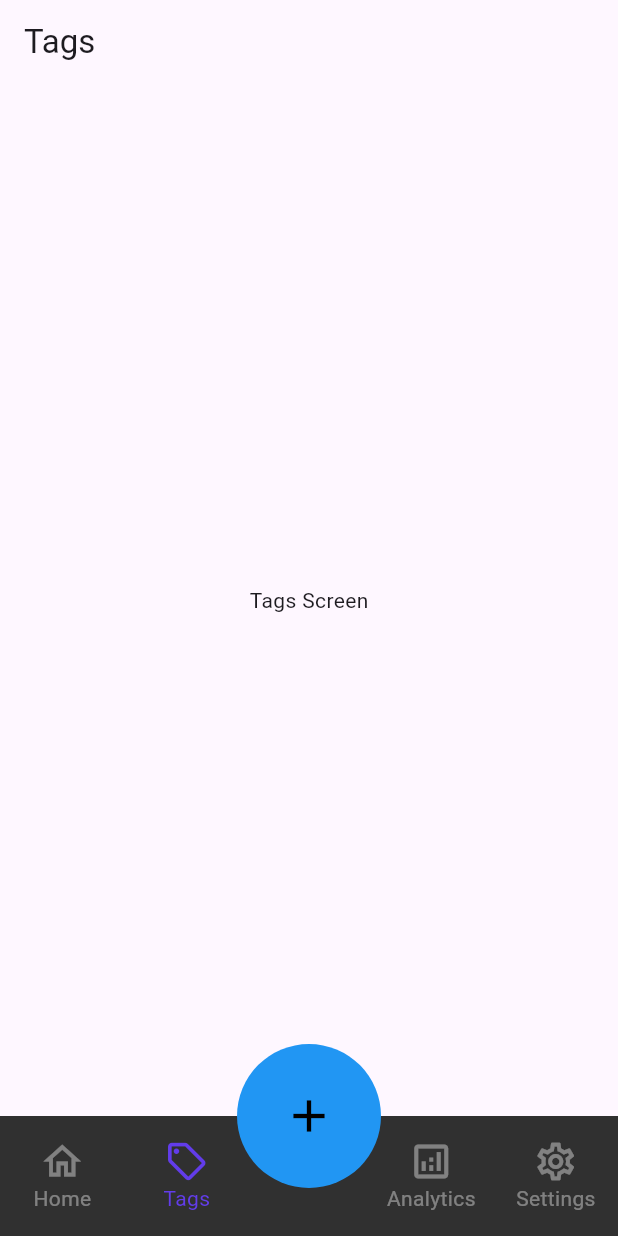
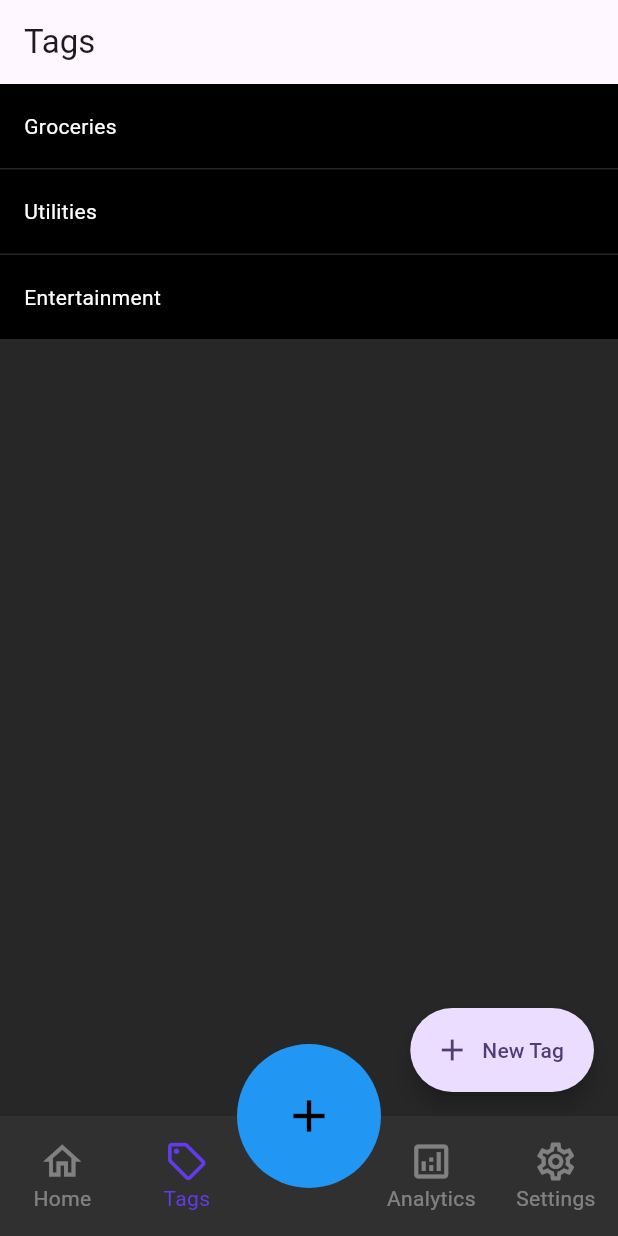
Before and after one commit to GolemT/Flutter_FinanceTracker, a Flutter app: the screen it shows after launch, item 2 of the bottom bar chosen, on a phone screen of 412 x 824 dp. Run offline on Flutter 3.47's test engine with Material 3 defaults, Android fonts, the phone set to English and light mode, and no system bars.

Commit message:
feature: added List and Button to tags_screen.dart and changed the backgroundcolor as well as text color for all screens

```diff
--- a/lib/main.dart
+++ b/lib/main.dart
@@ -20,23 +20,20 @@ class MyApp extends StatelessWidget {
     return MaterialApp(
       title: 'Flutter Demo',
       theme: ThemeData(
-        // This is the theme of your application.
-        //
-        // TRY THIS: Try running your application with "flutter run". You'll see
-        // the application has a purple toolbar. Then, without quitting the app,
-        // try changing the seedColor in the colorScheme below to Colors.green
-        // and then invoke "hot reload" (save your changes or press the "hot
-        // reload" button in a Flutter-supported IDE, or press "r" if you used
-        // the command line to start the app).
-        //
-        // Notice that the counter didn't reset back to zero; the application
-        // state is not lost during the reload. To reset the state, use hot
-        // restart instead.
-        //
-        // This works for code too, not just values: Most code changes can be
-        // tested with just a hot reload.
         colorScheme: ColorScheme.fromSeed(seedColor: Colors.deepPurple),
         useMaterial3: true,
+        scaffoldBackgroundColor: const Color(0xFF272727),
+        textTheme: const TextTheme(
+          bodyLarge: TextStyle(color: Color(0xFFFFFFFF)),
+          bodyMedium: TextStyle(color: Color(0xFFFFFFFF)),
+          bodySmall: TextStyle(color: Color(0xFFFFFFFF)),
+          displayLarge: TextStyle(color: Color(0xFFFFFFFF)),
+          displayMedium: TextStyle(color: Color(0xFFFFFFFF)),
+          displaySmall: TextStyle(color: Color(0xFFFFFFFF)),
+          titleLarge: TextStyle(color: Color(0xFFFFFFFF)),
+          titleMedium: TextStyle(color: Color(0xFFFFFFFF)),
+          titleSmall: TextStyle(color: Color(0xFFFFFFFF)),
+        ),
       ),
       home: const MainScreen(),
     );
@@ -106,9 +103,9 @@ class _MainScreenState extends State<MainScreen> {
         elevation: 0,
         shape: const CircleBorder(),
         onPressed: () {
-          final addTagsModelIndex = items.indexWhere((element) => element.page.runtimeType == AddTransactionScreen);
-          if (addTagsModelIndex != -1) {
-            // Navigate to AddTagScreen
+          final addTransactionModelIndex = items.indexWhere((element) => element.page.runtimeType == AddTransactionScreen);
+          if (addTransactionModelIndex != -1) {
+            // Navigate to AddTransactionScreen
             Navigator.push(
               context,
               MaterialPageRoute(builder: (context) => const AddTransactionScreen()),
--- a/lib/screens/tags_screen.dart
+++ b/lib/screens/tags_screen.dart
@@ -1,7 +1,15 @@
+import 'package:finance_tracker/screens/add_tag_screen.dart';
 import 'package:flutter/material.dart';
 
-class TagsScreen extends StatelessWidget {
+class TagsScreen extends StatefulWidget {
   const TagsScreen({super.key});
+
+  @override
+  _TagScreenState createState() => _TagScreenState();
+}
+
+class _TagScreenState extends State<TagsScreen> {
+  final List tags = ['Groceries', 'Utilities', 'Entertainment'];
 
   @override
   Widget build(BuildContext context) {
@@ -9,8 +17,35 @@ class TagsScreen extends StatelessWidget {
       appBar: AppBar(
         title: const Text('Tags'),
       ),
-      body: const Center(
-        child: Text('Tags Screen'),
+      body: ListView.builder(
+        itemCount: tags.length,
+        itemBuilder: (context, index) {
+          return Container(
+            decoration: const BoxDecoration(
+                color: Color(0xFF000000),
+                border: Border(
+                    bottom: BorderSide(
+                        color: Color(0xFF272727),
+                        style: BorderStyle.solid,
+                        strokeAlign: BorderSide.strokeAlignInside))),
+            child: ListTile(
+              title: Text(tags[index],
+                  style: Theme.of(context).textTheme.bodyMedium),
+            ),
+          );
+        },
+      ),
+      floatingActionButton: FloatingActionButton.extended(
+        shape:
+            RoundedRectangleBorder(borderRadius: BorderRadius.circular(30.0)),
+        label: const Text('New Tag'),
+        icon: const Icon(Icons.add),
+        onPressed: () {
+          Navigator.push(
+            context,
+            MaterialPageRoute(builder: (context) => const AddTagScreen()),
+          );
+        },
       ),
     );
   }
```
